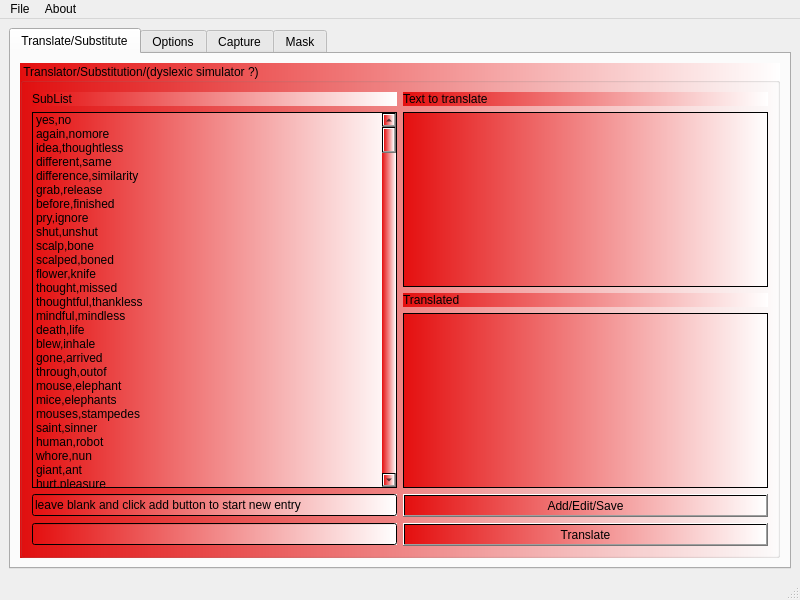
Qt form mainwindow.ui (netpipe/RightHand) before a commit.
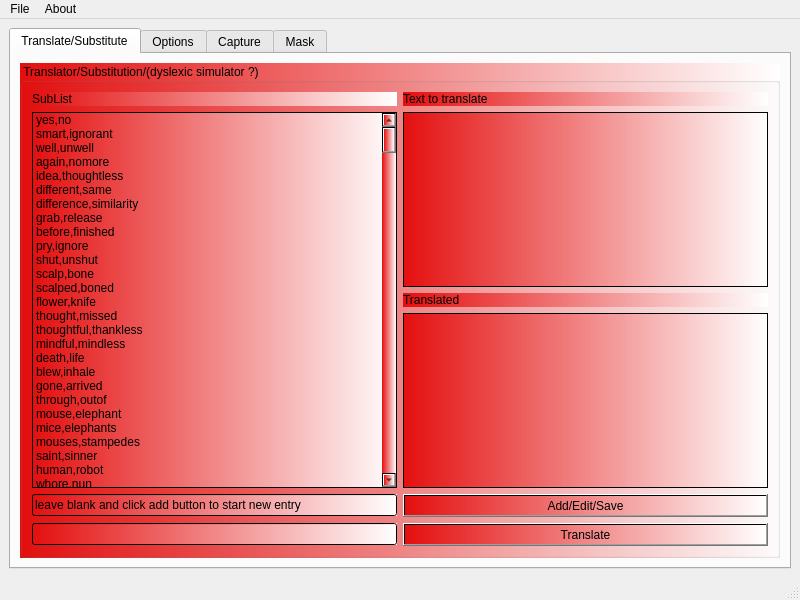
The same form after that commit.

```diff
--- a/mainwindow.ui
+++ b/mainwindow.ui
@@ -98,6 +98,16 @@
                <string>yes,no</string>
               </property>
              </item>
+             <item>
+              <property name="text">
+               <string>smart,ignorant</string>
+              </property>
+             </item>
+             <item>
+              <property name="text">
+               <string>well,unwell</string>
+              </property>
+             </item>
              <item>
               <property name="text">
                <string>again,nomore</string>
```
